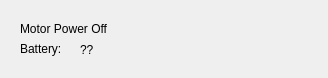
Before: the Qt Designer form qt.ui in embedCreativity/PalmettoGUI, drawn with Qt 5.
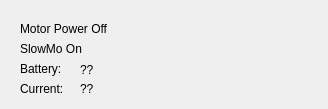
After: the same form once the commit is applied.

Commit message: pan/tilt and current sense being accurately reported

Patch:
```diff
--- a/qt.ui
+++ b/qt.ui
@@ -7,7 +7,7 @@
     <x>0</x>
     <y>0</y>
     <width>328</width>
-    <height>78</height>
+    <height>109</height>
    </rect>
   </property>
   <property name="windowTitle">
@@ -17,7 +17,7 @@
    <property name="geometry">
     <rect>
      <x>80</x>
-     <y>40</y>
+     <y>60</y>
      <width>61</width>
      <height>20</height>
     </rect>
@@ -30,7 +30,7 @@
    <property name="geometry">
     <rect>
      <x>20</x>
-     <y>40</y>
+     <y>60</y>
      <width>61</width>
      <height>17</height>
     </rect>
@@ -52,6 +52,45 @@
     <string>Motor Power Off</string>
    </property>
   </widget>
+  <widget class="QLabel" name="txtCurrent">
+   <property name="geometry">
+    <rect>
+     <x>20</x>
+     <y>80</y>
+     <width>68</width>
+     <height>17</height>
+    </rect>
+   </property>
+   <property name="text">
+    <string>Current:</string>
+   </property>
+  </widget>
+  <widget class="QLabel" name="lblCurrent">
+   <property name="geometry">
+    <rect>
+     <x>80</x>
+     <y>80</y>
+     <width>68</width>
+     <height>17</height>
+    </rect>
+   </property>
+   <property name="text">
+    <string>??</string>
+   </property>
+  </widget>
+  <widget class="QLabel" name="lblSlowMo">
+   <property name="geometry">
+    <rect>
+     <x>20</x>
+     <y>40</y>
+     <width>121</width>
+     <height>17</height>
+    </rect>
+   </property>
+   <property name="text">
+    <string>SlowMo On</string>
+   </property>
+  </widget>
  </widget>
  <resources/>
  <connections/>
```
The commit also changes 3 other files.
